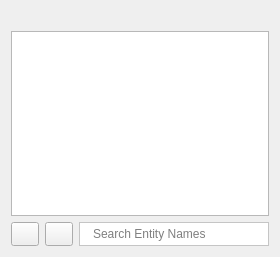
USNavalResearchLaboratory/simdissdk, file SDK/simQt/EntityTreeComposite.ui: the form before one commit.
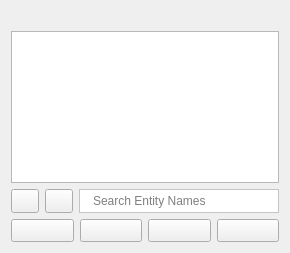
The form after the commit. Icons and pictures are not drawn. Custom widgets are drawn as their Qt base class.

Commit message: DEV: Added four filter configuration buttons to simQt::EntityTreeComposite. More can easily be added in the future if necessary. (See also reviews 11138 and 11139). SPR-1161, Review: 11137.

Patch:
```diff
--- a/SDK/simQt/EntityTreeComposite.ui
+++ b/SDK/simQt/EntityTreeComposite.ui
@@ -6,8 +6,8 @@
    <rect>
     <x>0</x>
     <y>0</y>
-    <width>280</width>
-    <height>257</height>
+    <width>290</width>
+    <height>253</height>
    </rect>
   </property>
   <property name="windowTitle">
@@ -146,6 +146,50 @@
      </item>
     </layout>
    </item>
+   <item>
+    <layout class="QHBoxLayout" name="horizontalLayout_3">
+     <item>
+      <widget class="QToolButton" name="filterConfigButton1">
+       <property name="sizePolicy">
+        <sizepolicy hsizetype="Preferred" vsizetype="Fixed">
+         <horstretch>0</horstretch>
+         <verstretch>0</verstretch>
+        </sizepolicy>
+       </property>
+      </widget>
+     </item>
+     <item>
+      <widget class="QToolButton" name="filterConfigButton2">
+       <property name="sizePolicy">
+        <sizepolicy hsizetype="Preferred" vsizetype="Fixed">
+         <horstretch>0</horstretch>
+         <verstretch>0</verstretch>
+        </sizepolicy>
+       </property>
+      </widget>
+     </item>
+     <item>
+      <widget class="QToolButton" name="filterConfigButton3">
+       <property name="sizePolicy">
+        <sizepolicy hsizetype="Preferred" vsizetype="Fixed">
+         <horstretch>0</horstretch>
+         <verstretch>0</verstretch>
+        </sizepolicy>
+       </property>
+      </widget>
+     </item>
+     <item>
+      <widget class="QToolButton" name="filterConfigButton4">
+       <property name="sizePolicy">
+        <sizepolicy hsizetype="Preferred" vsizetype="Fixed">
+         <horstretch>0</horstretch>
+         <verstretch>0</verstretch>
+        </sizepolicy>
+       </property>
+      </widget>
+     </item>
+    </layout>
+   </item>
   </layout>
   <action name="actionExpand_All">
    <property name="icon">
```
The commit also changes 10 other files.
